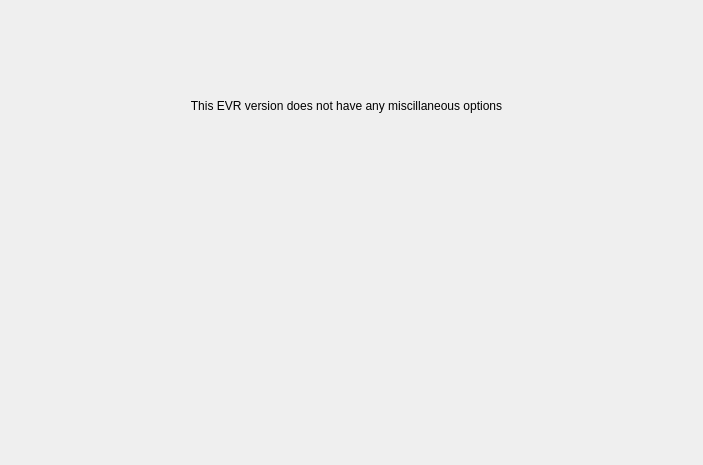
This is evrMrmApp/opi/EVR/G_EVR_PCIe_misc.ui in paulscherrerinstitute/mrfioc2 as Qt 5 draws it before an edit. The edited form follows.
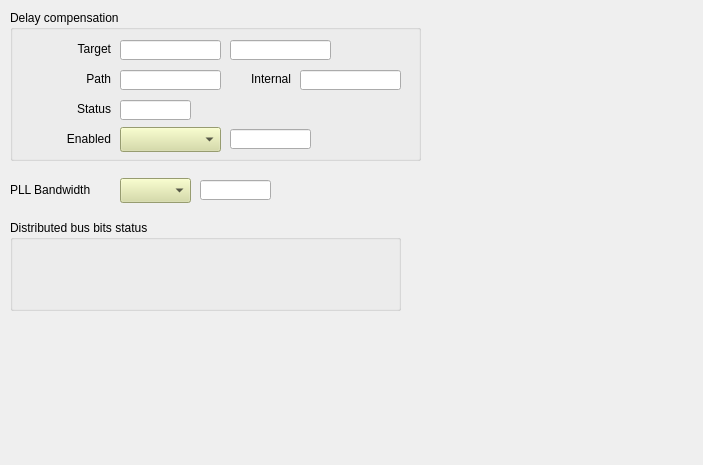
This is the edited form. Custom widgets are drawn as their Qt base class.

Commit message: GUI: Added misc panel to EVR-PCIe (delay compensation settings)

The edit to the form file:
```diff
--- a/evrMrmApp/opi/EVR/G_EVR_PCIe_misc.ui
+++ b/evrMrmApp/opi/EVR/G_EVR_PCIe_misc.ui
@@ -13,26 +13,342 @@
   <property name="windowTitle">
    <string>Form</string>
   </property>
+  <widget class="QGroupBox" name="groupBox">
+   <property name="geometry">
+    <rect>
+     <x>10</x>
+     <y>10</y>
+     <width>411</width>
+     <height>151</height>
+    </rect>
+   </property>
+   <property name="title">
+    <string>Delay compensation</string>
+   </property>
+   <widget class="QLabel" name="label_2">
+    <property name="geometry">
+     <rect>
+      <x>40</x>
+      <y>30</y>
+      <width>61</width>
+      <height>17</height>
+     </rect>
+    </property>
+    <property name="text">
+     <string>Target</string>
+    </property>
+    <property name="alignment">
+     <set>Qt::AlignRight|Qt::AlignTrailing|Qt::AlignVCenter</set>
+    </property>
+   </widget>
+   <widget class="QLabel" name="label_3">
+    <property name="geometry">
+     <rect>
+      <x>40</x>
+      <y>60</y>
+      <width>61</width>
+      <height>17</height>
+     </rect>
+    </property>
+    <property name="text">
+     <string>Path</string>
+    </property>
+    <property name="alignment">
+     <set>Qt::AlignRight|Qt::AlignTrailing|Qt::AlignVCenter</set>
+    </property>
+   </widget>
+   <widget class="QLabel" name="label_4">
+    <property name="geometry">
+     <rect>
+      <x>220</x>
+      <y>60</y>
+      <width>61</width>
+      <height>17</height>
+     </rect>
+    </property>
+    <property name="text">
+     <string>Internal</string>
+    </property>
+    <property name="alignment">
+     <set>Qt::AlignRight|Qt::AlignTrailing|Qt::AlignVCenter</set>
+    </property>
+   </widget>
+   <widget class="QLabel" name="label_5">
+    <property name="geometry">
+     <rect>
+      <x>40</x>
+      <y>90</y>
+      <width>61</width>
+      <height>17</height>
+     </rect>
+    </property>
+    <property name="text">
+     <string>Status</string>
+    </property>
+    <property name="alignment">
+     <set>Qt::AlignRight|Qt::AlignTrailing|Qt::AlignVCenter</set>
+    </property>
+   </widget>
+   <widget class="caLineEdit" name="calineedit_16">
+    <property name="geometry">
+     <rect>
+      <x>220</x>
+      <y>30</y>
+      <width>101</width>
+      <height>20</height>
+     </rect>
+    </property>
+    <property name="alignment">
+     <set>Qt::AlignLeading|Qt::AlignLeft|Qt::AlignVCenter</set>
+    </property>
+    <property name="channel" stdset="0">
+     <string notr="true">$(EVR):DlyCompensation-Target-RB</string>
+    </property>
+    <property name="unitsEnabled">
+     <bool>true</bool>
+    </property>
+   </widget>
+   <widget class="caTextEntry" name="catextentry_4">
+    <property name="geometry">
+     <rect>
+      <x>110</x>
+      <y>30</y>
+      <width>101</width>
+      <height>20</height>
+     </rect>
+    </property>
+    <property name="channel" stdset="0">
+     <string notr="true">$(EVR):DlyCompensation-Target-SP</string>
+    </property>
+    <property name="background">
+     <color>
+      <red>212</red>
+      <green>219</green>
+      <blue>157</blue>
+     </color>
+    </property>
+    <property name="colorMode">
+     <enum>caLineEdit::Static</enum>
+    </property>
+   </widget>
+   <widget class="caLineEdit" name="calineedit_17">
+    <property name="geometry">
+     <rect>
+      <x>110</x>
+      <y>60</y>
+      <width>101</width>
+      <height>20</height>
+     </rect>
+    </property>
+    <property name="alignment">
+     <set>Qt::AlignLeading|Qt::AlignLeft|Qt::AlignVCenter</set>
+    </property>
+    <property name="channel" stdset="0">
+     <string notr="true">$(EVR):DlyCompensation-Path-RB</string>
+    </property>
+    <property name="unitsEnabled">
+     <bool>true</bool>
+    </property>
+   </widget>
+   <widget class="caLineEdit" name="calineedit_18">
+    <property name="geometry">
+     <rect>
+      <x>290</x>
+      <y>60</y>
+      <width>101</width>
+      <height>20</height>
+     </rect>
+    </property>
+    <property name="alignment">
+     <set>Qt::AlignLeading|Qt::AlignLeft|Qt::AlignVCenter</set>
+    </property>
+    <property name="channel" stdset="0">
+     <string notr="true">$(EVR):DlyCompensation-Internal-RB</string>
+    </property>
+    <property name="unitsEnabled">
+     <bool>true</bool>
+    </property>
+   </widget>
+   <widget class="caLineEdit" name="calineedit_19">
+    <property name="geometry">
+     <rect>
+      <x>110</x>
+      <y>90</y>
+      <width>71</width>
+      <height>20</height>
+     </rect>
+    </property>
+    <property name="alignment">
+     <set>Qt::AlignLeading|Qt::AlignLeft|Qt::AlignVCenter</set>
+    </property>
+    <property name="channel" stdset="0">
+     <string notr="true">$(EVR):DlyCompensation-Status-RB</string>
+    </property>
+    <property name="unitsEnabled">
+     <bool>true</bool>
+    </property>
+    <property name="formatType">
+     <enum>caLineEdit::hexadecimal</enum>
+    </property>
+   </widget>
+   <widget class="caLineEdit" name="calineedit_21">
+    <property name="geometry">
+     <rect>
+      <x>220</x>
+      <y>119</y>
+      <width>81</width>
+      <height>20</height>
+     </rect>
+    </property>
+    <property name="alignment">
+     <set>Qt::AlignLeading|Qt::AlignLeft|Qt::AlignVCenter</set>
+    </property>
+    <property name="channel" stdset="0">
+     <string notr="true">$(EVR):DlyCompensation-Enabled-RB</string>
+    </property>
+    <property name="unitsEnabled">
+     <bool>true</bool>
+    </property>
+   </widget>
+   <widget class="caMenu" name="camenu_3">
+    <property name="geometry">
+     <rect>
+      <x>110</x>
+      <y>117</y>
+      <width>101</width>
+      <height>25</height>
+     </rect>
+    </property>
+    <property name="styleSheet">
+     <string notr="true">background-color: rgb(212, 219, 157);</string>
+    </property>
+    <property name="channel" stdset="0">
+     <string notr="true">$(EVR):DlyCompensation-Enabled-Sel</string>
+    </property>
+   </widget>
+   <widget class="QLabel" name="label_6">
+    <property name="geometry">
+     <rect>
+      <x>30</x>
+      <y>120</y>
+      <width>71</width>
+      <height>17</height>
+     </rect>
+    </property>
+    <property name="text">
+     <string>Enabled</string>
+    </property>
+    <property name="alignment">
+     <set>Qt::AlignRight|Qt::AlignTrailing|Qt::AlignVCenter</set>
+    </property>
+   </widget>
+  </widget>
   <widget class="QLabel" name="label">
    <property name="geometry">
     <rect>
-     <x>181</x>
-     <y>70</y>
-     <width>331</width>
-     <height>71</height>
+     <x>10</x>
+     <y>181</y>
+     <width>101</width>
+     <height>17</height>
     </rect>
    </property>
    <property name="text">
-    <string>This EVR version does not have any miscillaneous options</string>
+    <string>PLL Bandwidth</string>
+   </property>
+  </widget>
+  <widget class="QGroupBox" name="groupBox_2">
+   <property name="geometry">
+    <rect>
+     <x>10</x>
+     <y>220</y>
+     <width>391</width>
+     <height>91</height>
+    </rect>
+   </property>
+   <property name="title">
+    <string>Distributed bus bits status</string>
+   </property>
+   <widget class="caByte" name="cabyte_2">
+    <property name="geometry">
+     <rect>
+      <x>10</x>
+      <y>30</y>
+      <width>291</width>
+      <height>20</height>
+     </rect>
+    </property>
+    <property name="channel" stdset="0">
+     <string notr="true">$(EVR):DBus-Status-I</string>
+    </property>
+    <property name="direction">
+     <enum>caByte::Left</enum>
+    </property>
+    <property name="startBit">
+     <number>0</number>
+    </property>
+    <property name="endBit">
+     <number>7</number>
+    </property>
+   </widget>
+  </widget>
+  <widget class="caMenu" name="camenu_2">
+   <property name="geometry">
+    <rect>
+     <x>120</x>
+     <y>178</y>
+     <width>71</width>
+     <height>25</height>
+    </rect>
+   </property>
+   <property name="styleSheet">
+    <string notr="true">background-color: rgb(212, 219, 157);</string>
+   </property>
+   <property name="channel" stdset="0">
+    <string notr="true">$(EVR):PLL-Bandwidth-Sel</string>
+   </property>
+  </widget>
+  <widget class="caLineEdit" name="calineedit_20">
+   <property name="geometry">
+    <rect>
+     <x>200</x>
+     <y>180</y>
+     <width>71</width>
+     <height>20</height>
+    </rect>
    </property>
    <property name="alignment">
-    <set>Qt::AlignCenter</set>
+    <set>Qt::AlignLeading|Qt::AlignLeft|Qt::AlignVCenter</set>
    </property>
-   <property name="wordWrap">
+   <property name="channel" stdset="0">
+    <string notr="true">$(EVR):PLL-Bandwidth-RB</string>
+   </property>
+   <property name="unitsEnabled">
     <bool>true</bool>
    </property>
   </widget>
  </widget>
+ <customwidgets>
+  <customwidget>
+   <class>caMenu</class>
+   <extends>QComboBox</extends>
+   <header>caMenu</header>
+  </customwidget>
+  <customwidget>
+   <class>caTextEntry</class>
+   <extends>caLineEdit</extends>
+   <header>caTextEntry</header>
+  </customwidget>
+  <customwidget>
+   <class>caLineEdit</class>
+   <extends>QLineEdit</extends>
+   <header>caLineEdit</header>
+  </customwidget>
+  <customwidget>
+   <class>caByte</class>
+   <extends>QWidget</extends>
+   <header>caByte</header>
+  </customwidget>
+ </customwidgets>
  <resources/>
  <connections/>
 </ui>
```
